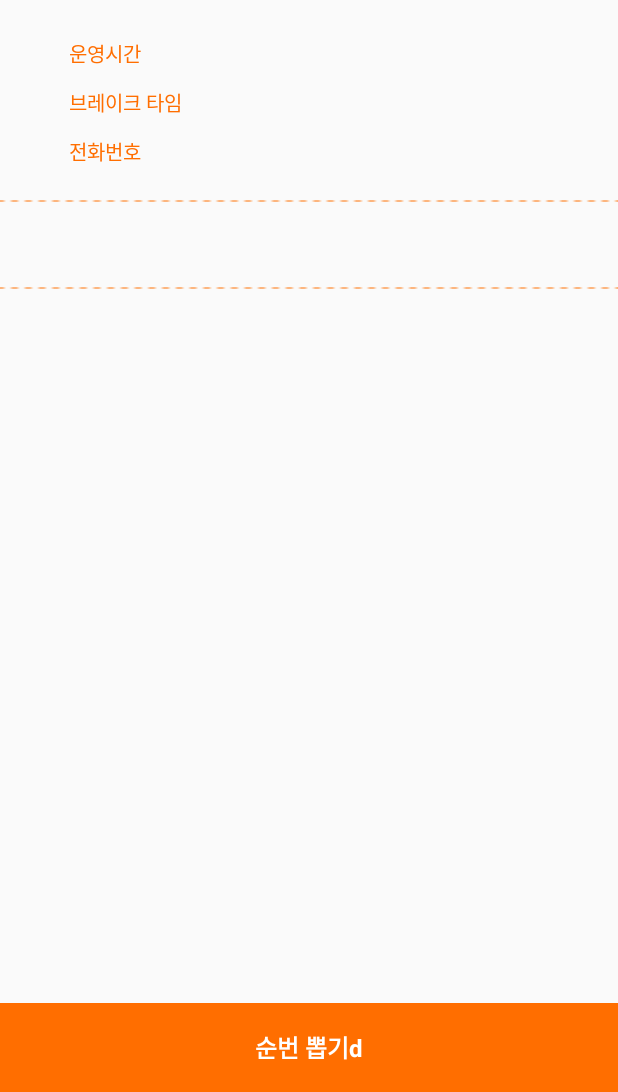
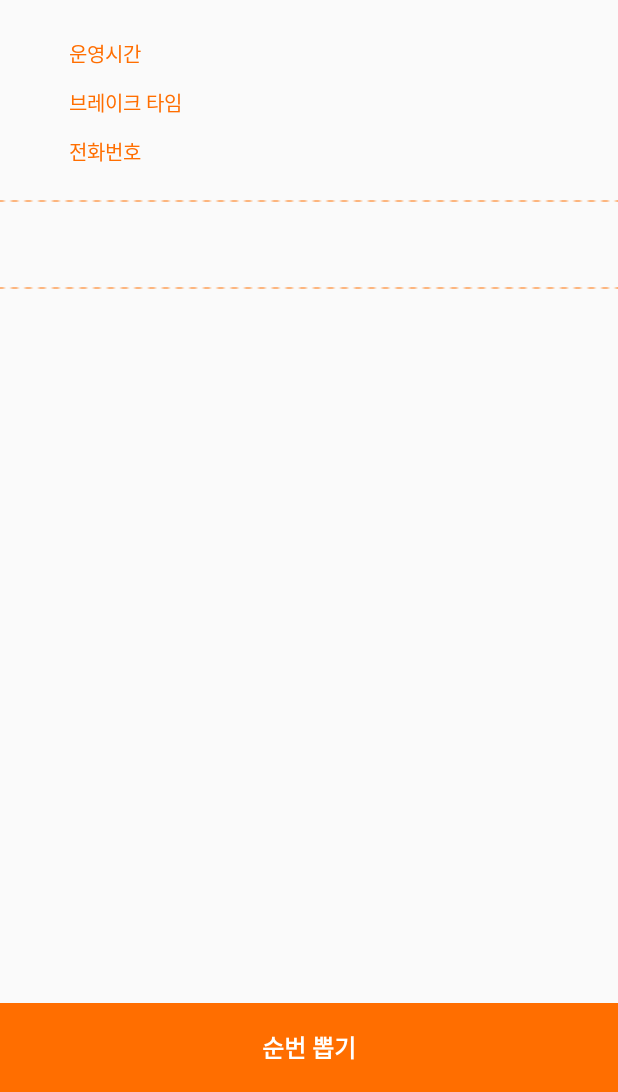
Before and after one commit to sosh9898/EveryFoody, an Android app: the DetailActivity screen opened directly, with no data from a screen before it, on a phone screen of 412 x 824 dp, the part 144-1236 px from its top. Run offline under Robolectric (Android 15) with nearby library versions, the phone set to English and light mode, and no system bars; our stand-ins replace ButterKnife.

Commit message:
rebase test

```diff
--- a/app/src/main/res/layout/activity_detail.xml
+++ b/app/src/main/res/layout/activity_detail.xml
@@ -117,7 +117,7 @@
                     android:layout_width="wrap_content"
                     android:layout_height="wrap_content"
                     android:layout_centerInParent="true"
-                    android:text="순번 뽑기d"
+                    android:text="순번 뽑기"
                     android:textColor="@color/colorPrimary"
                     android:textSize="16sp"
                     android:textStyle="bold" />
```
